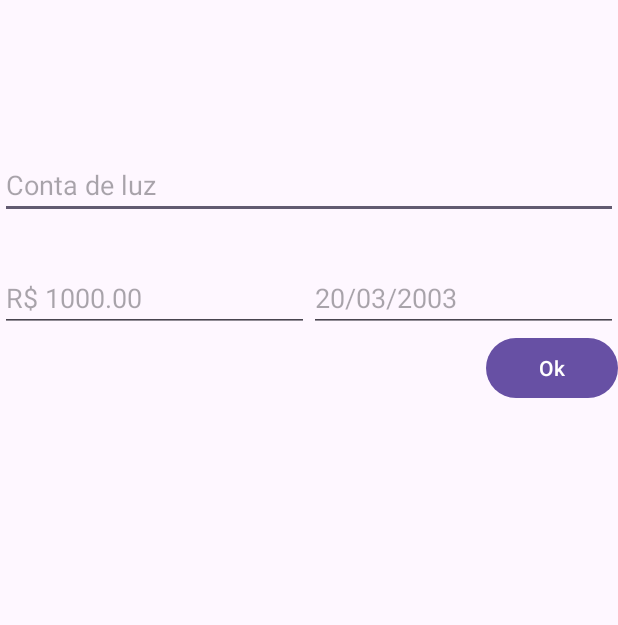
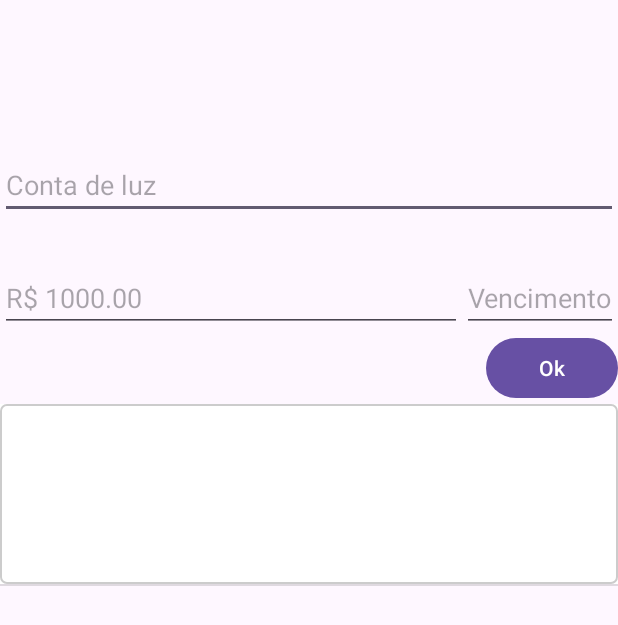
Before and after one commit to JaoPedro007/Disciplinas-TSI-5, an Android app: the DetalhesCategoriaActivity screen opened directly, with no data from a screen before it, after a tap on "Ok", on a phone screen of 412 x 824 dp. Shown: the top 625 px of the screen. Run offline under Robolectric (Android 15) with nearby library versions, the phone set to English and light mode, and no system bars; 4 statements that could not run were skipped.

Commit message:
Projeto Gerenciador de contas cadastrando e abrindo nova activity

```diff
--- a/Programação de Dispositivos Móveis/CadastroContatos/build.gradle
+++ b/Programação de Dispositivos Móveis/CadastroContatos/build.gradle
@@ -5,7 +5,7 @@ buildscript {
         mavenCentral()
     }
     dependencies {
-        classpath 'com.android.tools.build:gradle:7.4.2'
+        classpath 'com.android.tools.build:gradle:8.3.1'
 
         // NOTE: Do not place your application dependencies here; they belong
         // in the individual module build.gradle files
--- a/Programação de Dispositivos Móveis/CadastroContatos/gradle.properties
+++ b/Programação de Dispositivos Móveis/CadastroContatos/gradle.properties
@@ -15,3 +15,6 @@ org.gradle.jvmargs=-Xmx2048m -Dfile.encoding=UTF-8
 # Android operating system, and which are packaged with your app"s APK
 # https://developer.android.com/topic/libraries/support-library/androidx-rn
 android.useAndroidX=true
+android.defaults.buildfeatures.buildconfig=true
+android.nonTransitiveRClass=false
+android.nonFinalResIds=false
--- a/Programação de Dispositivos Móveis/GerenciadorConta/app/src/main/java/br/edu/utfpr/td/tsi/gerenciadorconta/DetalhesCategoriaActivity.java
+++ b/Programação de Dispositivos Móveis/GerenciadorConta/app/src/main/java/br/edu/utfpr/td/tsi/gerenciadorconta/DetalhesCategoriaActivity.java
@@ -1,11 +1,66 @@
 package br.edu.utfpr.td.tsi.gerenciadorconta;
 
+import android.app.DatePickerDialog;
+import android.graphics.Color;
 import android.os.Bundle;
+import android.view.View;
+import android.view.ViewGroup;
+import android.widget.AdapterView;
+import android.widget.ArrayAdapter;
+import android.widget.DatePicker;
+import android.widget.EditText;
+import android.widget.ListView;
 import android.widget.TextView;
 
 import androidx.appcompat.app.AppCompatActivity;
 
+import java.text.SimpleDateFormat;
+import java.util.Calendar;
+import java.util.Date;
+import java.util.LinkedList;
+import java.util.Locale;
+
 public class DetalhesCategoriaActivity extends AppCompatActivity {
+
+    class DespesaAdapter extends ArrayAdapter<Despesa>{
+        public DespesaAdapter(){
+            super(DetalhesCategoriaActivity.this, android.R.layout.simple_list_item_1, cadastro);
+        }
+
+        @Override
+        public View getView(int position, View reciclada, ViewGroup grupo){
+            if(reciclada == null){
+                reciclada = getLayoutInflater().inflate(
+                        R.layout.item_lista_despesas, null);
+            }
+            Despesa despesa = cadastro.get(position);
+
+            TextView descricaoDespesa = reciclada.findViewById(R.id.descricao_despesa);
+            TextView dataValorDespesa = reciclada.findViewById(R.id.data_valor_despesa);
+
+            SimpleDateFormat dateFormat = new SimpleDateFormat("dd/MM/yyyy", Locale.getDefault());
+            String dataFormatada = dateFormat.format(despesa.getVencimentoDespesa());
+
+            descricaoDespesa.setText(despesa.getDescricaoDespesa());
+            dataValorDespesa.setText(dataFormatada + " - " + despesa.getValor());
+
+            if (position == selecionado){
+                reciclada.setBackgroundColor(Color.LTGRAY);
+            }else{
+                reciclada.setBackgroundColor(Color.WHITE);
+            }
+            return reciclada;
+        }
+    }
+
+    DespesaAdapter adapter;
+    EditText descricaoDespesa;
+    EditText valor;
+    EditText vencimentoDespesa;
+    ListView listaDespesas;
+    LinkedList<Despesa> cadastro;
+    Date dataSelecionada;
+    int selecionado = -1;
 
     @Override
     public void onCreate(Bundle savedInstanceState) {
@@ -16,5 +71,71 @@ public class DetalhesCategoriaActivity extends AppCompatActivity {
 
         TextView descricaoCategoria = findViewById(R.id.descricaoCategoria);
         descricaoCategoria.setText(descricao);
+
+        descricaoDespesa = (EditText) findViewById(R.id.descricaoDespesa);
+        valor = (EditText) findViewById(R.id.valorDespesa);
+        listaDespesas = (ListView) findViewById(R.id.listaDespesas);
+        vencimentoDespesa = (EditText) findViewById(R.id.vencimentoDespesa);
+
+        vencimentoDespesa.setOnClickListener(new View.OnClickListener() {
+            @Override
+            public void onClick(View v) {
+                showDatePickerDialog();
+            }
+        });
+
+        cadastro = new LinkedList<>();
+
+        if(savedInstanceState != null){
+            cadastro = (LinkedList<Despesa>) savedInstanceState.getSerializable("LISTA_DESPESAS");
+            selecionado = savedInstanceState.getInt("SELECIONADO", -1);
+        }
+        adapter = new DespesaAdapter();
+        listaDespesas.setAdapter(adapter);
+
+        listaDespesas.setOnItemClickListener(new AdapterView.OnItemClickListener() {
+            @Override
+            public void onItemClick(AdapterView<?> adapterView, View view, int position, long id) {
+                selecionado = position;
+                adapter.notifyDataSetChanged();
+            }
+        });
+    }
+    public void onSaveInstanceState(Bundle dados){
+        super.onSaveInstanceState(dados);
+        dados.putSerializable("LISTA_DESPESAS", cadastro);
+        dados.putInt("SELECIONADO", selecionado);
+    }
+
+
+
+    public void adicionar(View view){
+
+        Despesa novaDespesa = new Despesa(
+                descricaoDespesa.getText().toString(),
+                Double.parseDouble(valor.getText().toString()),
+                dataSelecionada);
+        cadastro.add(novaDespesa);
+        adapter.notifyDataSetChanged();
+
+    }
+
+    private void showDatePickerDialog() {
+        final Calendar calendar = Calendar.getInstance();
+        int year = calendar.get(Calendar.YEAR);
+        int month = calendar.get(Calendar.MONTH);
+        int day = calendar.get(Calendar.DAY_OF_MONTH);
+
+        DatePickerDialog datePickerDialog = new DatePickerDialog(DetalhesCategoriaActivity.this,
+                new DatePickerDialog.OnDateSetListener() {
+                    @Override
+                    public void onDateSet(DatePicker view, int year, int monthOfYear, int dayOfMonth) {
+                        Calendar calendar = Calendar.getInstance();
+                        calendar.set(year, monthOfYear, dayOfMonth);
+                        dataSelecionada = calendar.getTime();
+                        vencimentoDespesa.setText(dayOfMonth + "/" + (monthOfYear + 1) + "/" + year);
+                    }
+                }, year, month, day);
+        datePickerDialog.show();
     }
 }
--- a/Programação de Dispositivos Móveis/GerenciadorConta/app/src/main/res/layout/activity_detalhes_categoria.xml
+++ b/Programação de Dispositivos Móveis/GerenciadorConta/app/src/main/res/layout/activity_detalhes_categoria.xml
@@ -2,7 +2,9 @@
 <LinearLayout xmlns:android="http://schemas.android.com/apk/res/android"
     android:layout_width="match_parent"
     android:layout_height="match_parent"
-    android:orientation="vertical">
+    xmlns:tools="http://schemas.android.com/tools"
+    android:orientation="vertical"
+    tools:context=".DetalhesCategoriaActivity">
 
 
     <TextView
@@ -36,11 +38,12 @@
 
         <EditText
             android:id="@+id/vencimentoDespesa"
-            android:layout_width="0dp"
+            android:layout_width="wrap_content"
             android:layout_height="wrap_content"
-            android:layout_weight="1"
+            android:focusable="false"
+            android:clickable="true"
             android:layout_marginTop="30dp"
-            android:hint="20/03/2003" />
+            android:hint="Vencimento"/>
 
     </LinearLayout>
 
@@ -52,5 +55,11 @@
         android:onClick="adicionar"
         android:text="Ok" />
 
+    <ListView
+        android:layout_width="match_parent"
+        android:layout_height="0sp"
+        android:layout_weight="2"
+        android:id="@+id/listaDespesas"/>
+
 
 </LinearLayout>
--- /dev/null
+++ b/Programação de Dispositivos Móveis/GerenciadorConta/app/src/main/res/layout/item_lista_despesas.xml
@@ -0,0 +1,31 @@
+<?xml version="1.0" encoding="utf-8"?>
+<LinearLayout xmlns:android="http://schemas.android.com/apk/res/android"
+    android:layout_width="match_parent"
+    android:layout_height="match_parent">
+
+    <LinearLayout
+        android:layout_width="0sp"
+        android:layout_height="wrap_content"
+        android:layout_weight="6"
+        android:orientation="vertical"
+        android:background="@drawable/borda_item_lista">
+
+
+        <TextView
+            android:layout_width="match_parent"
+            android:layout_height="60sp"
+            android:textStyle="bold"
+            android:id="@+id/descricao_despesa"
+            android:textSize="30sp"/>
+
+        <TextView
+            android:layout_width="match_parent"
+            android:layout_height="60dp"
+            android:id="@+id/data_valor_despesa"
+            android:textSize="20sp"/>
+
+
+
+    </LinearLayout>
+
+</LinearLayout>
--- a/Programação de Dispositivos Móveis/PetShop/build.gradle.kts
+++ b/Programação de Dispositivos Móveis/PetShop/build.gradle.kts
@@ -1,4 +1,4 @@
 // Top-level build file where you can add configuration options common to all sub-projects/modules.
 plugins {
-    id("com.android.application") version "8.2.2" apply false
+    id("com.android.application") version "8.3.1" apply false
 }
```
Also changed, not shown: Programação de Dispositivos Móveis/GerenciadorConta/app/src/main/java/br/edu/utfpr/td/tsi/gerenciadorconta/Despesa.java (added, +45 -0 lines), Programação de Dispositivos Móveis/GerenciadorConta/app/src/main/java/br/edu/utfpr/td/tsi/gerenciadorconta/MainActivity.java (+2 -6 lines), Programação de Dispositivos Móveis/CadastroContatos/gradle/wrapper/gradle-wrapper.properties, Programação de Dispositivos Móveis/PetShop/gradle/wrapper/gradle-wrapper.properties.
